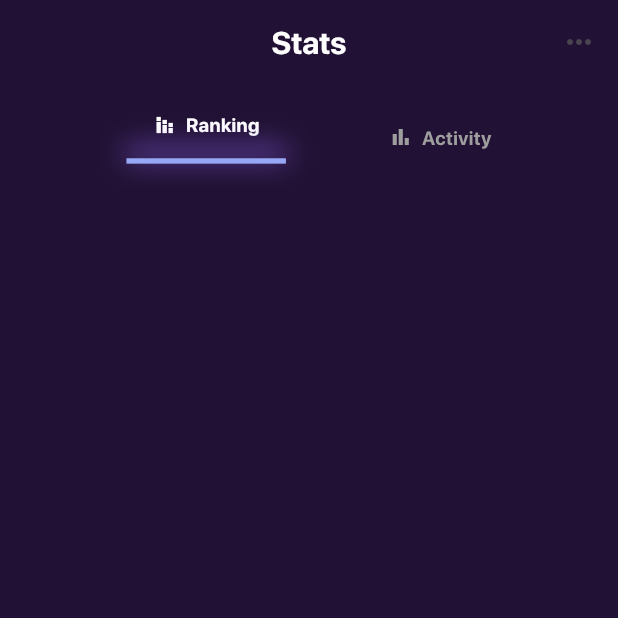
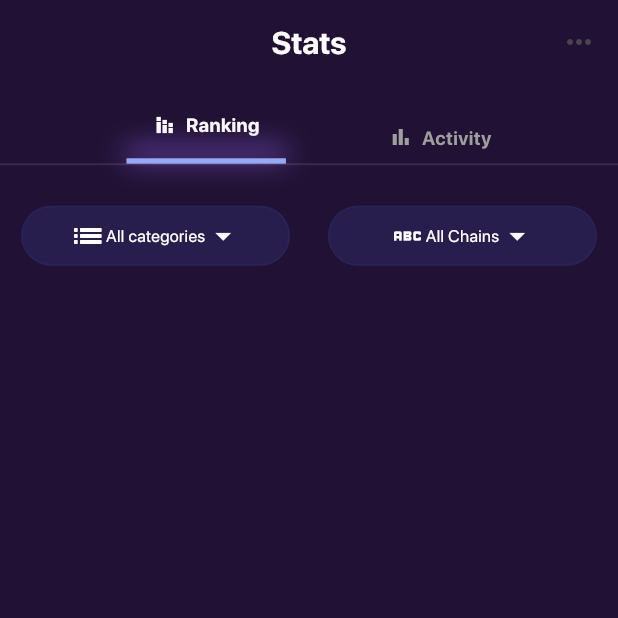
Before and after one commit to ali4hassan9ali2022/mini_NFT_markplace_app, a Flutter app: the StatsView screen opened by its route, on a phone screen of 412 x 824 dp, the top half of it. Run offline on Flutter 3.47's test engine with Material 3 defaults, Android fonts, the phone set to English and light mode, and no system bars; our stand-ins replace go_router.

Commit message:
create custom category stats

```diff
--- /dev/null
+++ b/lib/Features/Stats/Presentation/Views/Widgets/custom_ccategory_stats.dart
@@ -0,0 +1,36 @@
+import 'package:flutter/material.dart';
+import 'package:mini_nft_marketplace_app/Core/utils/app_styles.dart';
+
+class CustomCategoryStats extends StatelessWidget {
+  const CustomCategoryStats({
+    super.key,
+    required this.icon,
+    required this.text,
+  });
+  final IconData icon;
+  final String text;
+  @override
+  Widget build(BuildContext context) {
+    return Container(
+      height: 40,
+      decoration: BoxDecoration(
+        color: Colors.indigo.withOpacity(0.2),
+        border: Border.all(color: Colors.indigo.withOpacity(0.1)),
+        borderRadius: BorderRadius.circular(20),
+      ),
+      child: Row(
+        mainAxisAlignment: MainAxisAlignment.center,
+        children: [
+          Icon(icon, color: Colors.white),
+          Text(
+            text,
+            style: AppStyles.styleRegular14(
+              context,
+            ).copyWith(color: Colors.white),
+          ),
+          Icon(Icons.arrow_drop_down_sharp, color: Colors.white),
+        ],
+      ),
+    );
+  }
+}
--- a/lib/Features/Stats/Presentation/Views/Widgets/stats_view_body.dart
+++ b/lib/Features/Stats/Presentation/Views/Widgets/stats_view_body.dart
@@ -1,6 +1,6 @@
 import 'package:flutter/material.dart';
+import 'package:mini_nft_marketplace_app/Features/Stats/Presentation/Views/Widgets/custom_ccategory_stats.dart';
 import 'package:mini_nft_marketplace_app/Features/Stats/Presentation/Views/Widgets/tap_bar_list_view.dart';
-
 
 class StatsViewBody extends StatelessWidget {
   const StatsViewBody({super.key});
@@ -13,6 +13,32 @@ class StatsViewBody extends StatelessWidget {
           padding: const EdgeInsets.symmetric(horizontal: 50),
           child: TabBarListView(),
         ),
+        Divider(
+          thickness: 1.3,
+          height: 1,
+          color: Color(0xffffffff).withOpacity(0.1),
+        ),
+        SizedBox(height: 27),
+        Padding(
+          padding: const EdgeInsets.symmetric(horizontal: 14.1),
+          child: Row(
+            children: [
+              Expanded(
+                child: CustomCategoryStats(
+                  icon: Icons.list_outlined,
+                  text: "All categories",
+                ),
+              ),
+              SizedBox(width: 25.23),
+              Expanded(
+                child: CustomCategoryStats(
+                  icon: Icons.abc_outlined,
+                  text: "All Chains",
+                ),
+              ),
+            ],
+          ),
+        ),
       ],
     );
   }
```
